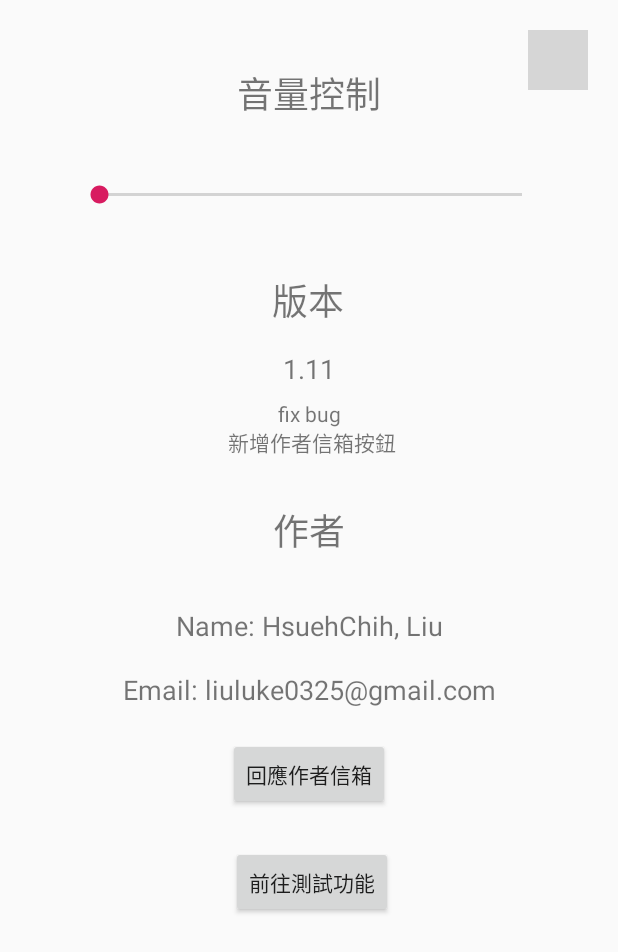
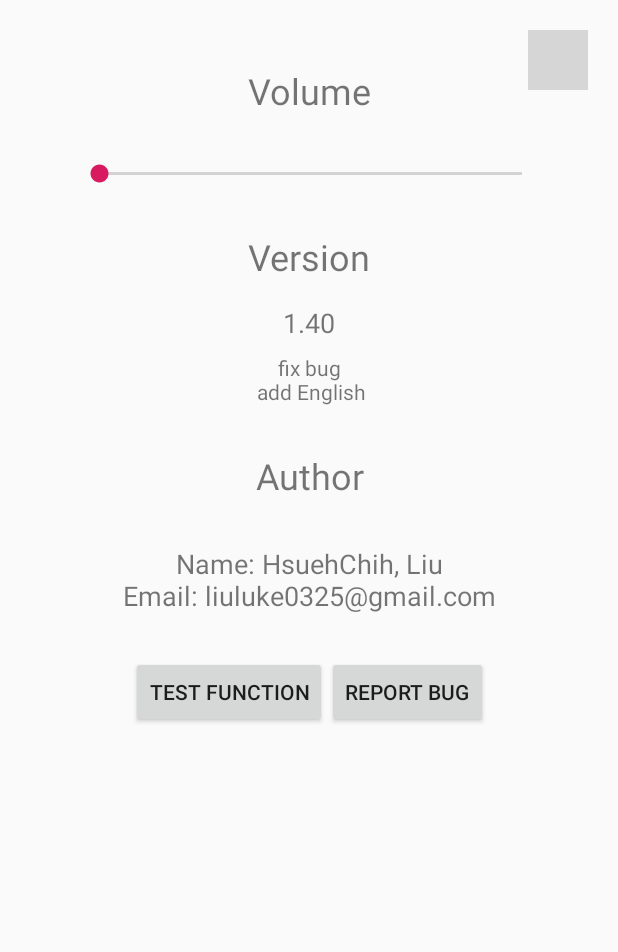
Before and after one commit to liuluke0325/LinkGame, an Android app: the layout activity_setting.xml on its own in the app's theme, with its tools: preview values and no code run, on a phone screen of 412 x 824 dp. Shown: the top 952 px of the screen. Run offline under Robolectric (Android 15) with nearby library versions, the light colour scheme and no system bars; grey boxes are pictures that could not be loaded.

Commit message:
fix bug, add english

```diff
--- a/app/build.gradle
+++ b/app/build.gradle
@@ -6,8 +6,8 @@ android {
         applicationId "com.hsuehchihliu.tictactoe"
         minSdkVersion 23
         targetSdkVersion 28
-        versionCode 3
-        versionName "1.11"
+        versionCode 6
+        versionName "1.40"
         testInstrumentationRunner "android.support.test.runner.AndroidJUnitRunner"
     }
     buildTypes {
--- a/app/src/main/java/com/example/linkgame/GridLayoutPractice.java
+++ b/app/src/main/java/com/example/linkgame/GridLayoutPractice.java
@@ -51,6 +51,7 @@ public class GridLayoutPractice extends AppCompatActivity {
         setContentView(R.layout.activity_grid_layout_practice);
         mediaPlayer = new MediaPlayer();
         mediaPlayer.pause();
+        mediaPlayer.stop();
 
 
         ListView listView = findViewById(R.id.listView);
--- a/app/src/main/res/layout/activity_setting.xml
+++ b/app/src/main/res/layout/activity_setting.xml
@@ -8,23 +8,18 @@
 
     <TextView
         android:id="@+id/textView2"
-        android:layout_width="191dp"
-        android:layout_height="44dp"
-        android:layout_marginStart="154dp"
+        android:layout_width="match_parent"
+        android:layout_height="wrap_content"
         android:layout_marginTop="44dp"
-        android:layout_marginEnd="155dp"
-        android:text="音量控制"
+        android:text="@string/musicControl"
         android:textAlignment="center"
         android:textSize="24sp"
-        app:layout_constraintEnd_toEndOf="parent"
-        app:layout_constraintHorizontal_bias="0.494"
-        app:layout_constraintStart_toStartOf="parent"
         app:layout_constraintTop_toTopOf="parent" />
 
     <SeekBar
         android:id="@+id/seekBar"
-        android:layout_width="314dp"
-        android:layout_height="24dp"
+        android:layout_width="match_parent"
+        android:layout_height="wrap_content"
         android:layout_marginStart="50dp"
         android:layout_marginTop="30dp"
         android:layout_marginEnd="48dp"
@@ -34,18 +29,14 @@
 
     <TextView
         android:id="@+id/textView"
-        android:layout_width="112dp"
-        android:layout_height="39dp"
-        android:layout_marginStart="155dp"
+        android:layout_width="match_parent"
+        android:layout_height="wrap_content"
         android:layout_marginTop="30dp"
-        android:layout_marginEnd="155dp"
-        android:text="作者"
+        android:text="Author"
         android:textAlignment="center"
         android:textSize="24sp"
-        app:layout_constraintEnd_toEndOf="parent"
-        app:layout_constraintHorizontal_bias="0.545"
-        app:layout_constraintStart_toStartOf="parent"
-        app:layout_constraintTop_toBottomOf="@+id/textView4" />
+        app:layout_constraintTop_toBottomOf="@+id/textView4"
+        tools:layout_editor_absoluteX="144dp" />
 
     <TextView
         android:id="@+id/textView3"
@@ -54,7 +45,7 @@
         android:layout_marginStart="8dp"
         android:layout_marginTop="30dp"
         android:layout_marginEnd="8dp"
-        android:text="Name: HsuehChih, Liu\n\nEmail: liuluke0325@gmail.com"
+        android:text="@string/name_hsuehchih_liu_n_nemail_liuluke0325_gmail_com"
         android:textAlignment="center"
         android:textSize="18sp"
         app:layout_constraintEnd_toEndOf="parent"
@@ -63,31 +54,25 @@
 
     <TextView
         android:id="@+id/版本"
-        android:layout_width="wrap_content"
+        android:layout_width="match_parent"
         android:layout_height="wrap_content"
-        android:layout_marginStart="181dp"
-        android:layout_marginTop="40dp"
-        android:layout_marginEnd="182dp"
-        android:text="版本"
+        android:layout_marginTop="30dp"
+        android:text="@string/version"
+        android:textAlignment="center"
         android:textSize="24sp"
-        app:layout_constraintEnd_toEndOf="parent"
-        app:layout_constraintHorizontal_bias="0.0"
-        app:layout_constraintStart_toStartOf="parent"
-        app:layout_constraintTop_toBottomOf="@+id/seekBar" />
+        app:layout_constraintTop_toBottomOf="@+id/seekBar"
+        tools:layout_editor_absoluteX="181dp" />
 
     <TextView
         android:id="@+id/textView5"
-        android:layout_width="wrap_content"
+        android:layout_width="match_parent"
         android:layout_height="wrap_content"
-        android:layout_marginStart="171dp"
         android:layout_marginTop="15dp"
-        android:layout_marginEnd="171dp"
-        android:text="1.11"
+        android:text="@string/VC"
         android:textAlignment="center"
         android:textSize="18sp"
-        app:layout_constraintEnd_toEndOf="parent"
-        app:layout_constraintStart_toStartOf="parent"
-        app:layout_constraintTop_toBottomOf="@+id/版本" />
+        app:layout_constraintTop_toBottomOf="@+id/版本"
+        tools:layout_editor_absoluteX="171dp" />
 
     <ImageButton
         android:id="@+id/imageButton2"
@@ -100,42 +85,44 @@
         android:scaleType="centerCrop"
         app:layout_constraintEnd_toEndOf="parent"
         app:layout_constraintTop_toTopOf="parent"
-        app:srcCompat="@drawable/goback" />
-
-    <Button
-        android:id="@+id/sendToMyEmail"
-        android:layout_width="wrap_content"
-        android:layout_height="wrap_content"
-        android:layout_marginStart="162dp"
-        android:layout_marginTop="20dp"
-        android:layout_marginEnd="162dp"
-        android:onClick="emailToMe"
-        android:text="回應作者信箱"
-        app:layout_constraintEnd_toEndOf="parent"
-        app:layout_constraintStart_toStartOf="parent"
-        app:layout_constraintTop_toBottomOf="@+id/textView3" />
+        app:srcCompat="@drawable/goback"
+        android:contentDescription="@string/todo" />
 
     <TextView
         android:id="@+id/textView4"
         android:layout_width="match_parent"
         android:layout_height="wrap_content"
         android:layout_marginTop="8dp"
-        android:text="fix bug\n 新增作者信箱按鈕"
+        android:text="@string/newFunctionInfo"
         android:textAlignment="center"
         app:layout_constraintTop_toBottomOf="@+id/textView5"
         tools:layout_editor_absoluteX="147dp" />
 
-    <Button
-        android:id="@+id/button"
+    <android.support.v7.widget.GridLayout
+        android:id="@+id/buttonLayout"
+
         android:layout_width="wrap_content"
         android:layout_height="wrap_content"
-        android:layout_marginStart="153dp"
-        android:layout_marginTop="24dp"
-        android:layout_marginEnd="150dp"
-        android:onClick="goToPractice"
-        android:text="前往測試功能"
+        android:layout_marginStart="8dp"
+        android:layout_marginTop="28dp"
+        android:layout_marginEnd="8dp"
+        app:columnCount="2"
         app:layout_constraintEnd_toEndOf="parent"
         app:layout_constraintStart_toStartOf="parent"
-        app:layout_constraintTop_toBottomOf="@+id/sendToMyEmail" />
+        app:layout_constraintTop_toBottomOf="@+id/textView3"
+        app:rowCount="1">
+
+        <Button
+            android:id="@+id/button"
+            android:layout_height="wrap_content"
+            android:onClick="goToPractice"
+            android:text="@string/goToTestFunction" />
+
+        <Button
+            android:id="@+id/sendToMyEmail"
+            android:layout_height="wrap_content"
+            android:onClick="emailToMe"
+            android:text="@string/replayToEmail" />
+    </android.support.v7.widget.GridLayout>
 
 </android.support.constraint.ConstraintLayout>
--- a/app/src/main/res/values/strings.xml
+++ b/app/src/main/res/values/strings.xml
@@ -1,10 +1,24 @@
 <resources>
-    <string name="app_name">Tic Tac Toe 井字棋</string>
-    <string name="newGame">新遊戲</string>
-    <string name="reCount">重新計分</string>
-    <string name="welcomeMessage">歡迎  點擊九宮格開始</string>
+    <string name="app_name">Tic Tac Toe</string>
+    <string name="newGame">New Game</string>
+    <string name="reCount">Clear</string>
+    <string name="welcomeMessage">Welcome\nPlease press the 3 x 3 of squares to start</string>
 
     <string name="title_activity_grid_layout_practice">GridLayoutPractice</string>
     <string name="dummy_button">Dummy Button</string>
     <string name="dummy_content">DUMMY\nCONTENT</string>
+    <string name="musicControl">Volume</string>
+    <string name="newFunctionInfo">fix bug\n add English</string>
+    <string name="VC">1.40</string>
+    <string name="replayToEmail">Report Bug</string>
+    <string name="goToTestFunction">Test Function</string>
+    <string name="todo">TODO</string>
+    <string name="version">Version</string>
+    <string name="name_hsuehchih_liu_n_nemail_liuluke0325_gmail_com">Name: HsuehChih, Liu\nEmail: liuluke0325@gmail.com</string>
+    <string name="button1">How it began</string>
+    <string name="button2">splashing</string>
+    <string name="button3">click</string>
+    <string name="button4">penclick</string>
+    <string name="button5">Stop</string>
+    <string name="titleInTest">Testing Music List</string>
 </resources>
```
Also changed, not shown: app/src/main/AndroidManifest.xml (+6 -1 lines), app/src/main/java/com/example/linkgame/MainActivity.java (+8 -8 lines), app/src/main/res/layout/activity_grid_layout_practice.xml (+6 -6 lines), app/src/main/res/layout/activity_main.xml (+14 -13 lines).
